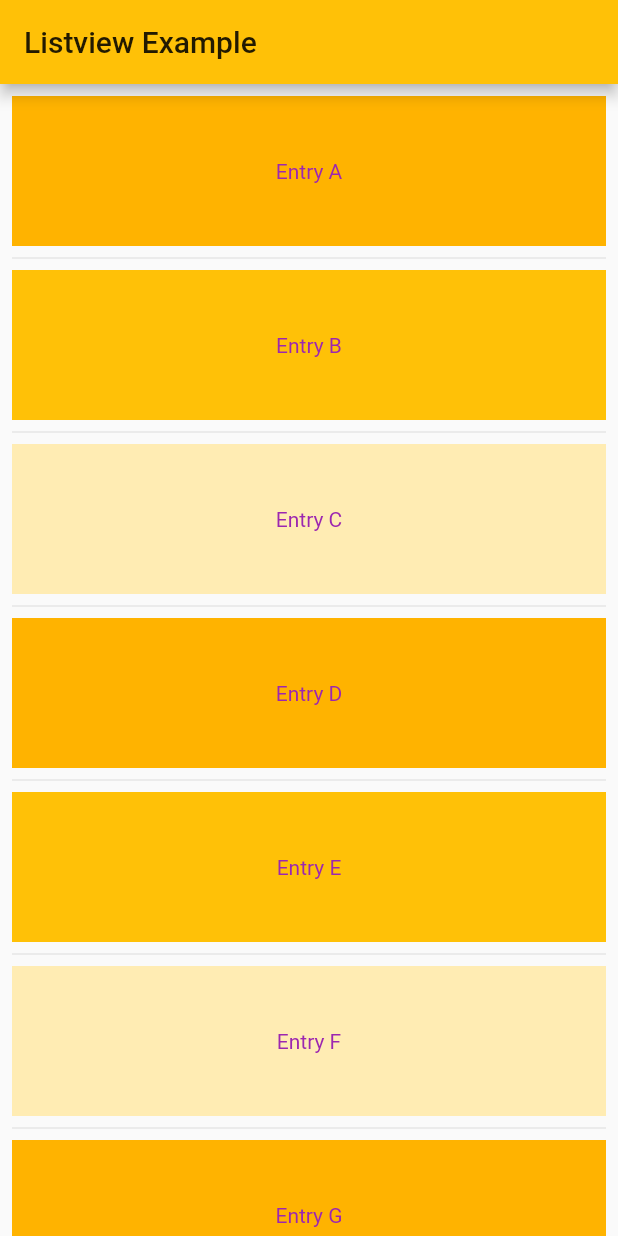
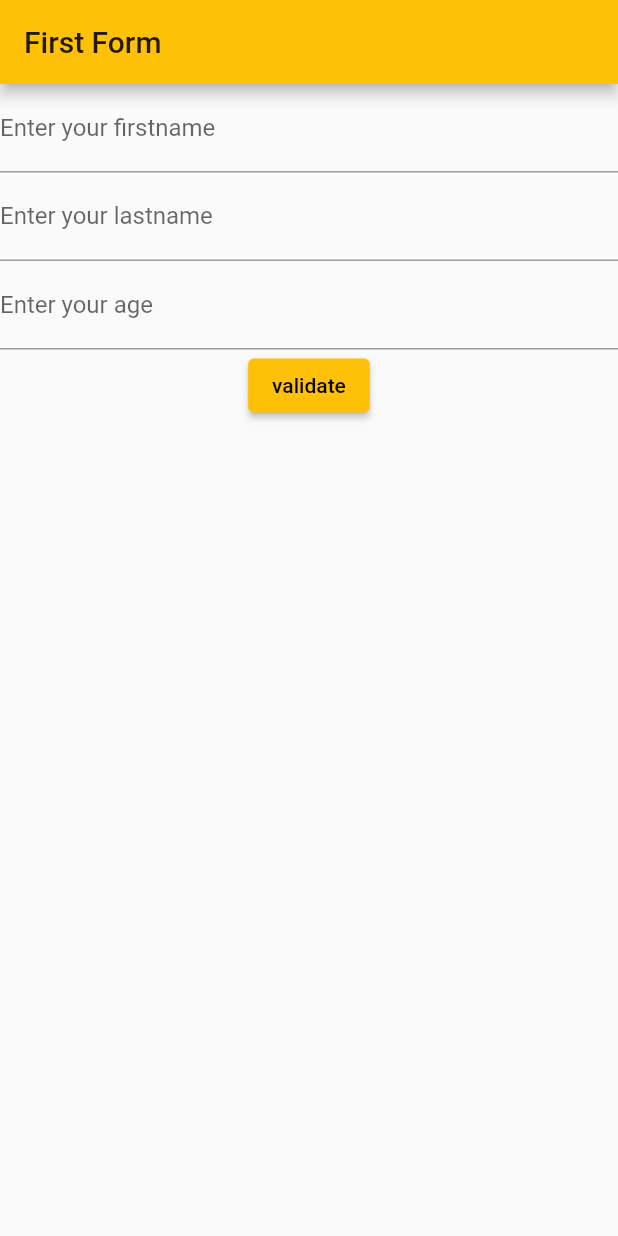
Before and after one commit to is767-1-2021/walaikorn, a Flutter app: the screen it shows after launch, on a phone screen of 412 x 824 dp. Run offline on Flutter 3.47's test engine with Material 2 defaults, Android fonts, the phone set to English and light mode, and no system bars.

Commit message:
GridPage + DynamicMenu + Form + Validator

```diff
--- a/first_app/lib/main.dart
+++ b/first_app/lib/main.dart
@@ -11,17 +11,19 @@
       title: 'Flutter Demo',
       theme: ThemeData(
         primarySwatch: Colors.amber,
-        accentColor: Colors.red,
+        accentColor: Colors.yellow,
         textTheme: TextTheme(
           bodyText2: TextStyle(color: Colors.purple),
         )
       ),
-      initialRoute: '/fourth',
+      initialRoute: '/6',
       routes: <String, WidgetBuilder> {
-        '/first':(context) => FirstPage(),
-        '/second': (context) => SecondPage(),
-        '/third': (context) => ThirdPage(),
-        '/fourth': (context) => FourthPage(),
+        '/1':(context) => FirstPage(),
+        '/2': (context) => SecondPage(),
+        '/3': (context) => ThirdPage(),
+        '/4': (context) => FourthPage(),
+        '/5': (context) => FifthPage(),
+        '/6': (context) => SixthPage(),
       }
     );
   }
@@ -291,7 +293,7 @@
             color: Colors.amber[colorcodes[index % 3]],
             child: Center(
               child: Text('Entry ${entries[index]}'),
-              ),
+            ),
           );
         },
         separatorBuilder: (context, index) => Divider(),
@@ -299,3 +301,125 @@
     );
   }
 }
+
+class FifthPage extends StatelessWidget{
+  @override
+  Widget build(BuildContext context) {
+    return Scaffold(
+      appBar: AppBar(
+        title: Text('Grid View'),
+      ),
+      body: GridView.count(
+        crossAxisCount: 2,
+        children: List.generate(6, (index) {
+          return InkWell(
+            onTap: (){
+              Navigator.pushNamed(context, '/${index+1}');
+              //ScaffoldMessenger.of(context).showSnackBar(SnackBar(
+              //  content: Text('Tap at $index'),
+              //));
+            },
+            child: Container(
+              margin: EdgeInsets.all(20.0),
+              decoration: BoxDecoration(
+                color: Colors.amber,
+                borderRadius: BorderRadius.circular(8.0),
+              ),
+              child: Center(
+                child: Text(
+                  'Item ${index+1}',
+                  style: Theme.of(context).textTheme.headline5,
+                ),
+              ),
+            ),
+          );
+       }),
+      ),
+    );
+  }
+}
+
+class SixthPage extends StatelessWidget{
+  @override
+  Widget build(BuildContext context) {
+    return Scaffold(
+      appBar: AppBar(
+        title: Text('First Form')
+      ),
+      body: MyCustomForm(),
+    );
+  }
+}
+
+class MyCustomForm extends StatefulWidget{
+  @override
+  _MyCustomFormState createState() => _MyCustomFormState();
+}
+
+class _MyCustomFormState extends State<MyCustomForm> {
+  final _formKey = GlobalKey<FormState>();
+
+  @override
+  Widget build(BuildContext context) {
+    return Form(
+      key: _formKey,
+      child: Column(
+            children: [
+          TextFormField(
+            decoration: InputDecoration(
+              border: UnderlineInputBorder(),
+              labelText: 'Enter your firstname'
+            ),
+            validator: (value) {
+              if (value == null || value.isEmpty) {
+                return 'Please enter firstname.';
+              }
+
+              return null;
+            },
+          ),
+          TextFormField(
+            decoration: InputDecoration(
+              border: UnderlineInputBorder(),
+              labelText: 'Enter your lastname'
+            ),
+            validator: (value) {
+              if (value == null || value.isEmpty) {
+                return 'Please enter lastname.';
+              }
+
+              return null;
+            },
+          ),
+          TextFormField(
+            decoration: InputDecoration(
+              border: UnderlineInputBorder(),
+              labelText: 'Enter your age'
+            ),
+            validator: (value) {
+              if (value == null || value.isEmpty) {
+                return 'Please enter age.';
+              }
+
+              if (int.parse(value)<18){
+                return 'Please enter valid age.';
+              }
+
+              return null;
+            },
+          ),
+          ElevatedButton(
+            onPressed: () {
+              if (_formKey.currentState!.validate()) {
+                ScaffoldMessenger.of(context).showSnackBar(SnackBar(
+                  content: Text('Hoorayyyy'),
+                ));
+              }
+            },
+            child: Text('validate'),
+          ),
+        ],
+      ),
+    );
+  }
+}
```
